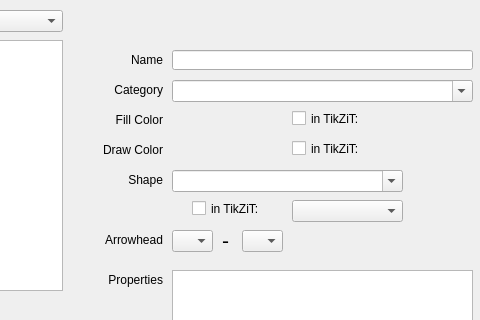
Above: src/gui/styleeditor.ui from tikzit/tikzit before the change; both pictures show x 128 to 608 and y 0 to 320 of the 608 by 517 pixel window. Below: the same form after it.
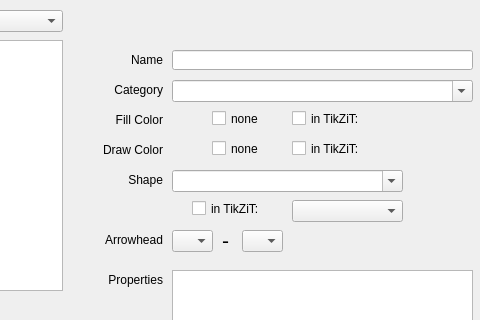
That is the form after the change.

Commit message: set no fill and no draw

```diff
--- a/src/gui/styleeditor.ui
+++ b/src/gui/styleeditor.ui
@@ -822,6 +822,44 @@
      <bool>true</bool>
     </attribute>
    </widget>
+   <widget class="QCheckBox" name="noFill">
+    <property name="geometry">
+     <rect>
+      <x>340</x>
+      <y>110</y>
+      <width>71</width>
+      <height>17</height>
+     </rect>
+    </property>
+    <property name="font">
+     <font>
+      <pointsize>9</pointsize>
+      <italic>false</italic>
+     </font>
+    </property>
+    <property name="text">
+     <string>none</string>
+    </property>
+   </widget>
+   <widget class="QCheckBox" name="noDraw">
+    <property name="geometry">
+     <rect>
+      <x>340</x>
+      <y>140</y>
+      <width>71</width>
+      <height>17</height>
+     </rect>
+    </property>
+    <property name="font">
+     <font>
+      <pointsize>9</pointsize>
+      <italic>false</italic>
+     </font>
+    </property>
+    <property name="text">
+     <string>none</string>
+    </property>
+   </widget>
   </widget>
  </widget>
  <resources/>
```
The commit also changes 5 other files.
